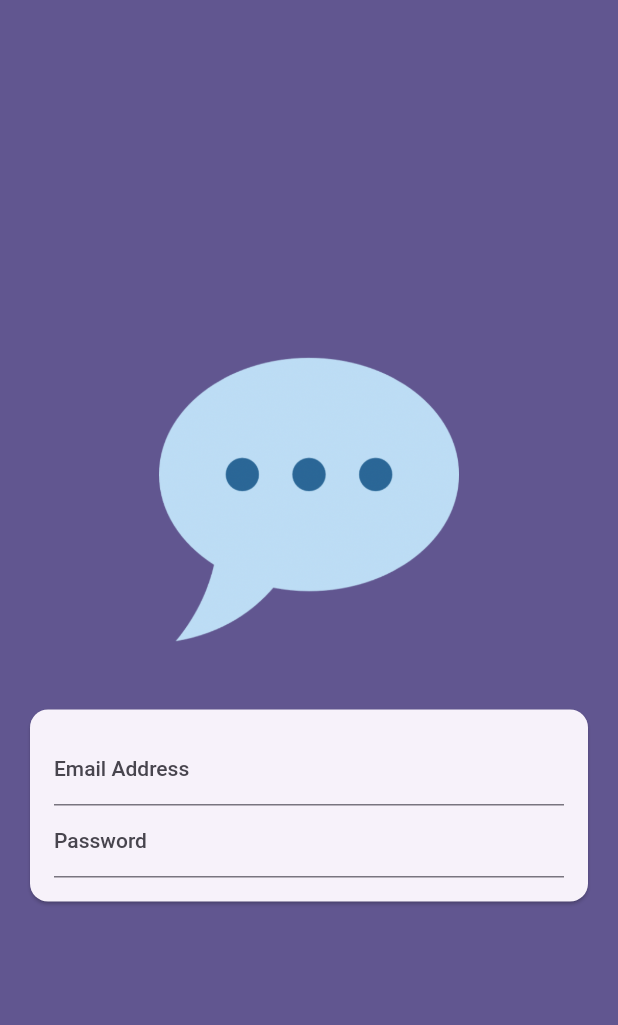
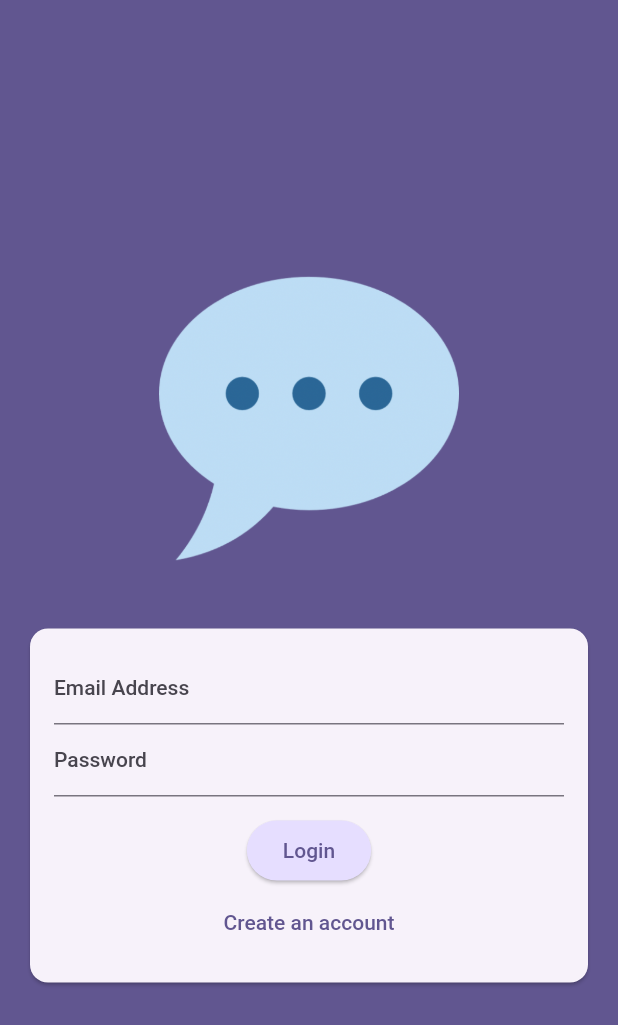
Before and after one commit to mohamedelbendary228/simple-chat, a Flutter app: the screen it shows after launch, on a phone screen of 412 x 824 dp. Shown: the top 1025 px of the screen. Run offline on Flutter 3.47's test engine with Material 2 defaults, Android fonts, the phone set to English and light mode, and no system bars.

Commit message:
Implement auth ui

```diff
--- a/lib/main.dart
+++ b/lib/main.dart
@@ -12,6 +12,7 @@ class MyApp extends StatelessWidget {
   @override
   Widget build(BuildContext context) {
     return MaterialApp(
+      debugShowCheckedModeBanner: false,
       title: 'Simple Chat App',
       theme: ThemeData().copyWith(
         useMaterial3: true,
--- a/lib/view/auth_view.dart
+++ b/lib/view/auth_view.dart
@@ -11,6 +11,8 @@ class AuthScreen extends StatefulWidget {
 class _AuthScreenState extends State<AuthScreen> {
   late final TextEditingController emailTextEditingController;
   late final TextEditingController passwordTextEditingController;
+  GlobalKey<FormState> _formKey = GlobalKey<FormState>();
+  bool _isLogin = true;
 
   @override
   void initState() {
@@ -25,6 +27,7 @@ class _AuthScreenState extends State<AuthScreen> {
     passwordTextEditingController.dispose();
     super.dispose();
   }
+
 
   @override
   Widget build(BuildContext context) {
@@ -47,6 +50,7 @@ class _AuthScreenState extends State<AuthScreen> {
                   child: Padding(
                     padding: const EdgeInsets.all(16),
                     child: Form(
+                        key: _formKey,
                         child: Column(
                           mainAxisSize: MainAxisSize.min,
                           children: [
@@ -54,11 +58,50 @@ class _AuthScreenState extends State<AuthScreen> {
                               controller: emailTextEditingController,
                               labelText: "Email Address",
                               keyboardType: TextInputType.emailAddress,
+                              validator: (value) {
+                                if (value == null ||
+                                    value.trim().isEmpty ||
+                                    !value.contains("@")) {
+                                  return "Please enter a valid email address.";
+                                }
+                                return null;
+                              },
                             ),
                             TextInputField(
                               controller: passwordTextEditingController,
                               labelText: "Password",
                               obscureText: true,
+                              validator: (value) {
+                                if (value == null || value.trim().length < 6) {
+                                  return "Password must be a least 6 characters long.";
+                                }
+                                return null;
+                              },
+                            ),
+                            const SizedBox(height: 12),
+                            ElevatedButton(
+                              onPressed: () {
+                                if(_formKey.currentState!.validate()){
+                                  print("Email ${emailTextEditingController.text}");
+                                  print("Password ${passwordTextEditingController.text}");
+                                }
+                              },
+                              style: ElevatedButton.styleFrom(
+                                backgroundColor: Theme.of(context)
+                                    .colorScheme
+                                    .primaryContainer,
+                              ),
+                              child: Text(_isLogin ? "Login" : "Signup"),
+                            ),
+                            TextButton(
+                              onPressed: () {
+                                setState(() {
+                                  _isLogin = !_isLogin;
+                                });
+                              },
+                              child: Text(_isLogin
+                                  ? "Create an account"
+                                  : "I already have an account."),
                             ),
                           ],
                         )),
--- a/lib/widgets/text_input_field.dart
+++ b/lib/widgets/text_input_field.dart
@@ -7,6 +7,8 @@ class TextInputField extends StatelessWidget {
   final bool autocorrect;
   final TextCapitalization textCapitalization;
   final bool obscureText;
+  final String? Function(String? value)? validator;
+
   const TextInputField({
     Key? key,
     required this.controller,
@@ -15,12 +17,14 @@ class TextInputField extends StatelessWidget {
     this.autocorrect = true,
     this.textCapitalization = TextCapitalization.none,
     this.obscureText = false,
+    this.validator,
   }) : super(key: key);
 
   @override
   Widget build(BuildContext context) {
     return TextFormField(
       controller: controller,
+      validator: validator,
       decoration: InputDecoration(
         labelText: labelText,
       ),
```
Lines whose indentation alone changed are shown as unchanged.
